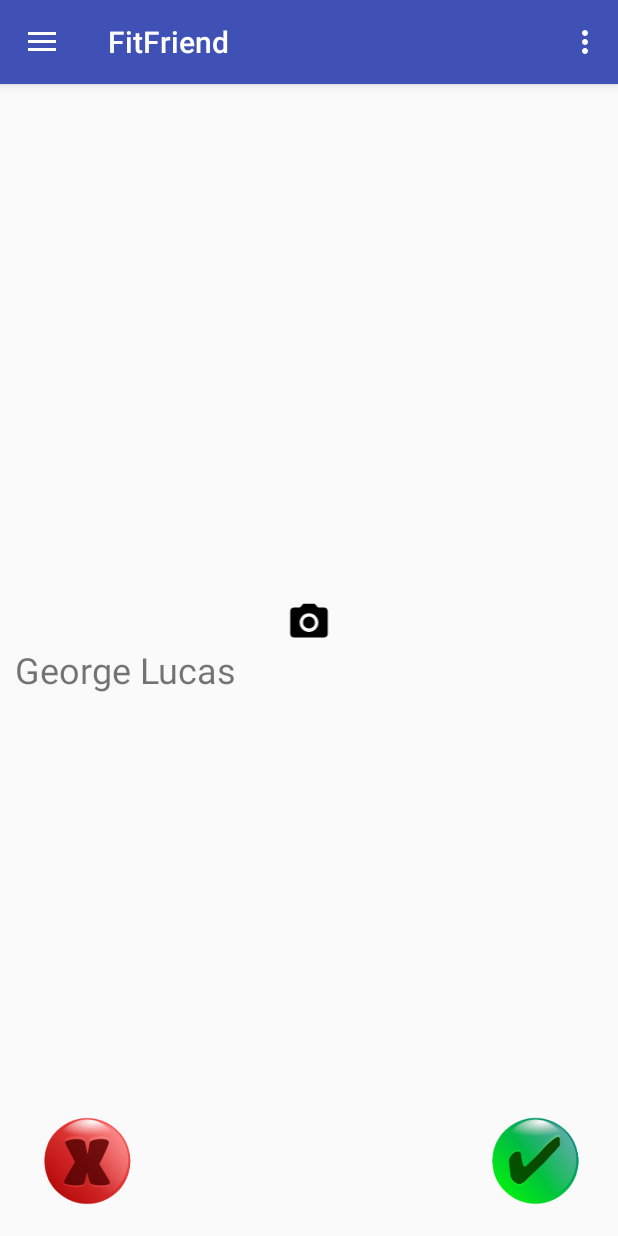
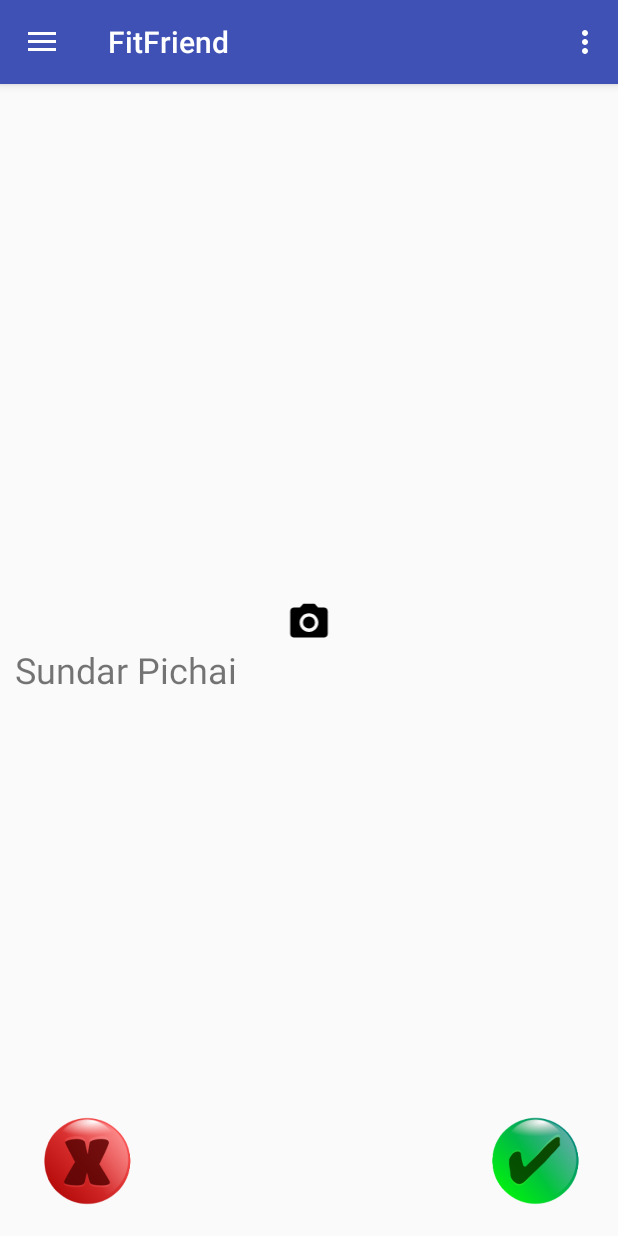
Before and after one commit to KurtPrice/FitFriend, an Android app: the MatchActivity screen opened directly, with no data from a screen before it, after a tap on an icon or button, on a phone screen of 412 x 824 dp. Run offline under Robolectric (Android 15) with nearby library versions, the phone set to English and light mode, and no system bars; 1 other tap on this screen came first.

Commit message:
added card scrolling to matching activity

```diff
--- a/app/src/main/java/com/bignybble/fitfriend/MatchActivity.java
+++ b/app/src/main/java/com/bignybble/fitfriend/MatchActivity.java
@@ -9,9 +9,11 @@
 import android.view.View;
 import android.widget.ImageButton;
 import android.widget.ImageView;
+import android.widget.TextView;
 import android.widget.Toast;
 
 import java.io.InputStream;
+import java.util.ArrayList;
 
 public class MatchActivity extends NavigationDrawerActivity implements View.OnClickListener{
 
@@ -19,6 +21,10 @@
     private ImageView profileImageView;
     private ImageButton checkButton;
     private ImageButton rejectButton;
+    private TextView nameView;
+    private ArrayList<Card> cards;
+    private int cardIndex = 0;
+    private int cardSize;
 
     @Override
     protected void onCreate(Bundle savedInstanceState) {
@@ -30,21 +36,39 @@
         profileImageView = findViewById(R.id.profileImageView);
         checkButton = findViewById(R.id.checkButton);
         rejectButton = findViewById(R.id.rejectButton);
+        nameView = findViewById(R.id.nameTextView);
 
-        /* Get image from URL and load as profile image */
-        new DownloadImageTask(profileImageView)
-                .execute("https://avatars2.githubusercontent.com" +
-                        "/u/1095875?s=400&u=99d416c0bf538e21fa827bb16617fa0e52a2fba0&v=4");
+        /* Get cards from server and load into app */
+        cards = Card.getCard();
+        cardSize = cards.size();
+        /* Load first cards data into UI */
+        loadCardToUI();
 
         /* Set images for our ImageButtons */
         checkButton.setImageResource(R.drawable.check);
         rejectButton.setImageResource(R.drawable.x);
+
+        /* Get interests of the user and present in image */
         iconImageView.setImageResource(R.drawable.ic_menu_camera);
 
 
         /* Set various listeners for our GUI components */
         checkButton.setOnClickListener(this);
         rejectButton.setOnClickListener(this);
+    }
+
+    /* Set user data on UI and increment cardIndex
+    * if we have depleted the number of cards, request more */
+    private void loadCardToUI(){
+        nameView.setText(cards.get(cardIndex).name);
+        new DownloadImageTask(profileImageView).execute(cards.get(cardIndex).URL);
+        if(cardIndex < cardSize - 1){
+            cardIndex++;
+        } else{
+            cardIndex = 0;
+            cards = Card.getCard();
+            cardSize = cards.size();
+        }
     }
 
     @Override
@@ -54,13 +78,15 @@
         Toast toast;
 
         if(v.getId() == R.id.checkButton){
-            text = "Ayy lmao";
+            text = "Looks like fun!";
             toast = Toast.makeText(context, text, Toast.LENGTH_SHORT);
             toast.show();
+            loadCardToUI();
         } else{
-            text = "Ooo weee, he's trying!";
+            text = "Eh, not feeling it.";
             toast = Toast.makeText(context, text, Toast.LENGTH_SHORT);
             toast.show();
+            loadCardToUI();
         }
     }
 
--- a/app/src/main/res/layout/activity_login.xml
+++ b/app/src/main/res/layout/activity_login.xml
@@ -15,7 +15,7 @@
         android:layout_marginTop="37dp"
         android:ems="10"
         android:inputType="textPersonName"
-        android:text="Username" />
+        android:hint="username" />
 
     <EditText
         android:id="@+id/editText2"
@@ -27,7 +27,7 @@
         android:layout_marginTop="29dp"
         android:ems="10"
         android:inputType="textPersonName"
-        android:text="Password" />
+        android:hint="password" />
 
     <Button
         android:id="@+id/loginButton"
```
